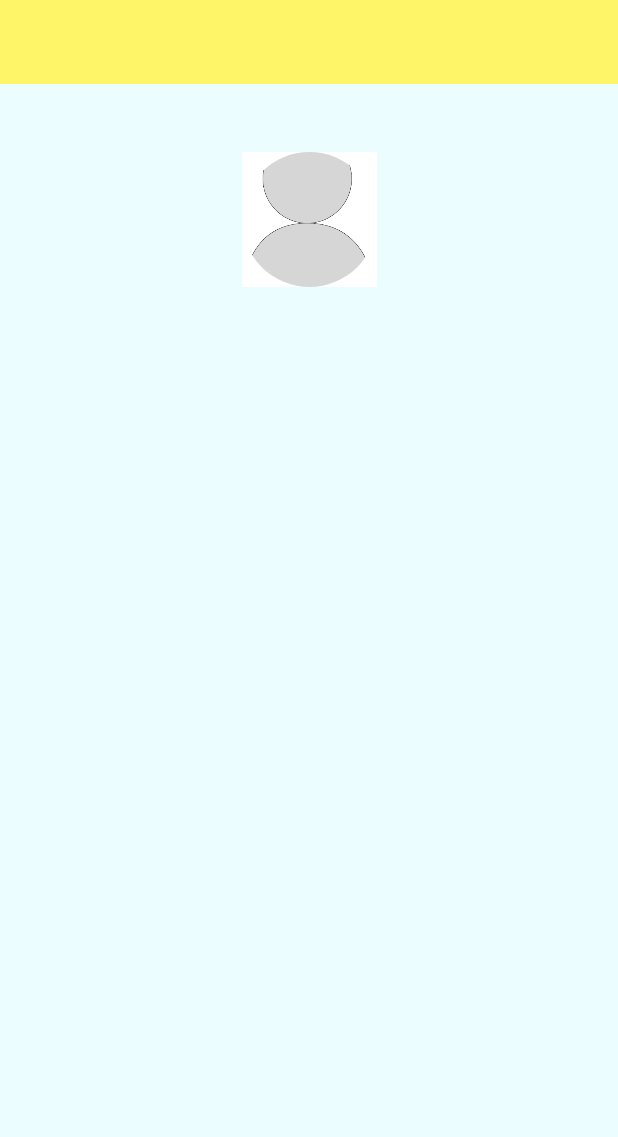
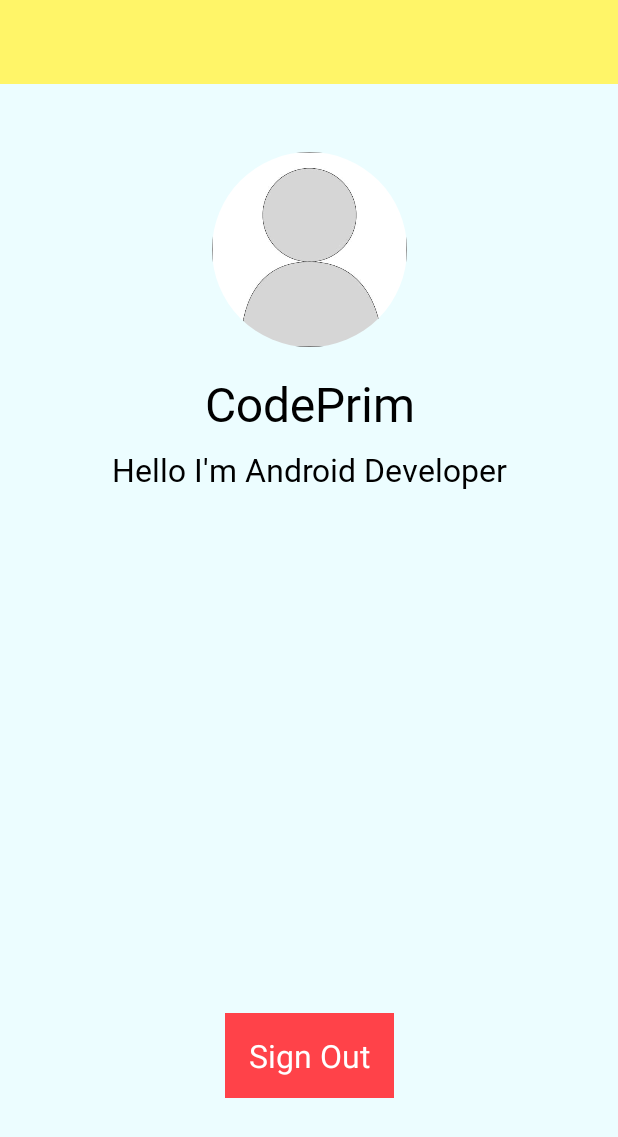
Before and after one commit to Rupesh095/Login-App, an Android app: the layout activity_main.xml on its own in the app's theme, with its tools: preview values and no code run, on a phone screen of 412 x 824 dp. Shown: the top 1137 px of the screen. Run offline under Robolectric (Android 15) with nearby library versions, the phone set to English and light mode, and no system bars.

Commit message:
second commit

```diff
--- a/app/build.gradle
+++ b/app/build.gradle
@@ -41,10 +41,10 @@ dependencies {
     androidTestImplementation 'androidx.test.espresso:espresso-core:3.2.0'
     implementation 'de.hdodenhof:circleimageview:3.1.0'
 
-    implementation 'androidx.room:room-ktx:2.2.5'
+    /*implementation 'androidx.room:room-ktx:2.2.5'
     implementation 'androidx.lifecycle:lifecycle-extensions:2.2.0'
     api 'org.jetbrains.kotlinx:kotlinx-coroutines-core:1.3.4'
     api 'org.jetbrains.kotlinx:kotlinx-coroutines-android:1.3.4'
 
-    implementation 'com.google.android.material:material:1.1.0'
+    implementation 'com.google.android.material:material:1.1.0'*/
 }
--- a/app/src/main/AndroidManifest.xml
+++ b/app/src/main/AndroidManifest.xml
@@ -9,9 +9,9 @@
         android:roundIcon="@mipmap/ic_launcher_round"
         android:supportsRtl="true"
         android:theme="@style/AppTheme">
-        <activity android:name=".ui.SignupActivity"></activity>
-        <activity android:name=".ui.LoginActivity" />
-        <activity android:name=".ui.MainActivity">
+        <activity android:name=".ui.SignupActivity"/>
+        <activity android:name=".ui.MainActivity" />
+        <activity android:name=".ui.LoginActivity">
             <intent-filter>
                 <action android:name="android.intent.action.MAIN" />
 
--- a/app/src/main/java/com/codeprim/loginapp/ui/MainActivity.kt
+++ b/app/src/main/java/com/codeprim/loginapp/ui/MainActivity.kt
@@ -9,5 +9,10 @@ class MainActivity : AppCompatActivity() {
     override fun onCreate(savedInstanceState: Bundle?) {
         super.onCreate(savedInstanceState)
         setContentView(R.layout.activity_main)
+        viewAction()
+    }
+
+    private fun viewAction() {
+
     }
 }
--- a/app/src/main/res/layout/activity_main.xml
+++ b/app/src/main/res/layout/activity_main.xml
@@ -15,13 +15,57 @@
         app:layout_constraintTop_toTopOf="parent" />
 
     <de.hdodenhof.circleimageview.CircleImageView
-        android:layout_width="90dp"
-        android:layout_height="90dp"
-        android:background="@android:color/white"
+        android:id="@+id/circleImageView"
+        android:layout_width="130dp"
+        android:layout_height="130dp"
+        android:layout_marginTop="45dp"
+        android:scaleType="centerCrop"
         android:src="@drawable/profile_placeholder"
-        android:layout_marginTop="45dp"
         app:layout_constraintEnd_toEndOf="parent"
         app:layout_constraintStart_toStartOf="parent"
         app:layout_constraintTop_toBottomOf="@+id/toolbar" />
 
+    <TextView
+        android:id="@+id/textView"
+        android:layout_width="wrap_content"
+        android:layout_height="wrap_content"
+        android:layout_marginTop="16dp"
+        android:fontFamily="@font/roboto"
+        android:text="CodePrim"
+        android:textColor="@android:color/black"
+        android:textSize="32sp"
+        app:layout_constraintEnd_toEndOf="@+id/circleImageView"
+        app:layout_constraintStart_toStartOf="@+id/circleImageView"
+        app:layout_constraintTop_toBottomOf="@+id/circleImageView" />
+
+    <TextView
+        android:layout_width="match_parent"
+        android:layout_height="wrap_content"
+        android:fontFamily="@font/roboto"
+        android:gravity="center"
+        android:text="Hello I'm Android Developer"
+        android:textColor="@android:color/black"
+        android:textSize="21sp"
+        android:layout_marginTop="8dp"
+        app:layout_constraintEnd_toEndOf="parent"
+        app:layout_constraintHorizontal_bias="1.0"
+        app:layout_constraintStart_toStartOf="parent"
+        app:layout_constraintTop_toBottomOf="@+id/textView" />
+
+    <TextView
+        android:layout_width="wrap_content"
+        android:layout_height="wrap_content"
+        android:background="@color/color_2"
+        android:paddingLeft="16dp"
+        android:paddingTop="14dp"
+        android:paddingRight="16dp"
+        android:paddingBottom="14dp"
+        android:text="Sign Out"
+        android:textColor="@android:color/white"
+        android:textSize="21sp"
+        android:layout_marginBottom="92dp"
+        app:layout_constraintBottom_toBottomOf="parent"
+        app:layout_constraintEnd_toEndOf="parent"
+        app:layout_constraintStart_toStartOf="parent" />
+
 </androidx.constraintlayout.widget.ConstraintLayout>
--- a/app/src/main/res/values/styles.xml
+++ b/app/src/main/res/values/styles.xml
@@ -1,7 +1,7 @@
 <resources>
 
     <!-- Base application theme. -->
-    <style name="AppTheme" parent="Theme.AppCompat.Light.DarkActionBar">
+    <style name="AppTheme" parent="Theme.AppCompat.Light.NoActionBar">
         <!-- Customize your theme here. -->
         <item name="colorPrimary">@color/colorPrimary</item>
         <item name="colorPrimaryDark">@color/colorPrimaryDark</item>
```
Also changed, not shown: app/src/main/java/com/codeprim/loginapp/ui/LoginActivity.kt (+21 -2 lines), app/src/main/java/com/codeprim/loginapp/ui/SignupActivity.kt (+30 -0 lines), app/src/main/res/layout/activity_login.xml (+17 -20 lines), app/src/main/res/layout/activity_signup.xml (+36 -19 lines), app/src/main/res/drawable/profile_placeholder.jpg (added), app/src/main/res/drawable/profile_placeholder.png (deleted).
